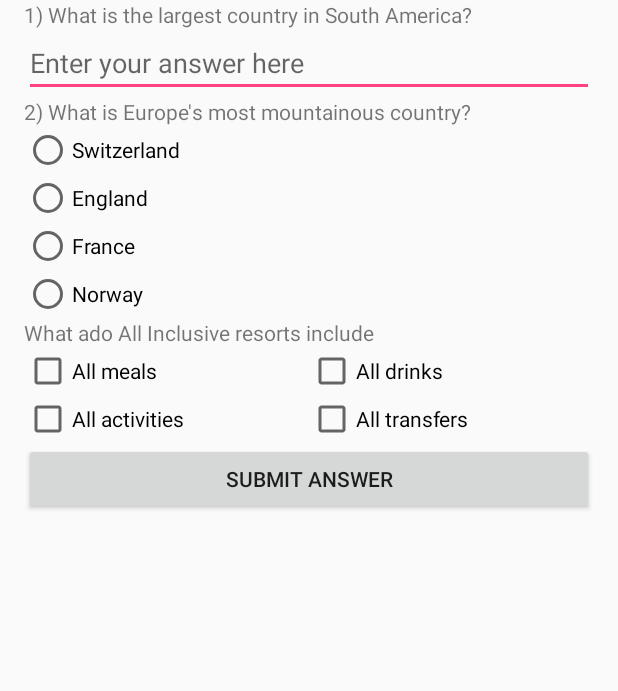
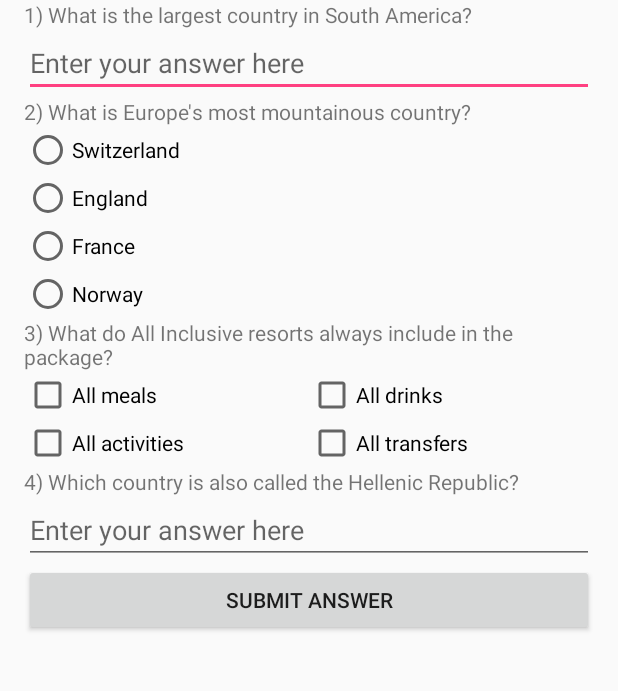
Before and after one commit to MarineNET/QuizApp, an Android app: the screen it shows after launch (MainActivity), after a tap on "SUBMIT ANSWER", on a phone screen of 412 x 824 dp, the part 192-883 px from its top. Run offline under Robolectric (Android 15) with nearby library versions, the phone set to English and light mode, and no system bars.

Commit message:
Add XML and Java for question 4

```diff
--- a/app/src/main/java/com/viktorkhon/quizapp/MainActivity.java
+++ b/app/src/main/java/com/viktorkhon/quizapp/MainActivity.java
@@ -1,5 +1,6 @@
 package com.viktorkhon.quizapp;
 
+import android.content.Context;
 import android.support.v7.app.AppCompatActivity;
 import android.os.Bundle;
 import android.view.View;
@@ -7,7 +8,6 @@ import android.widget.Button;
 import android.widget.CheckBox;
 import android.widget.EditText;
 import android.widget.RadioButton;
-import android.widget.RadioGroup;
 import android.widget.Toast;
 
 public class MainActivity extends AppCompatActivity {
@@ -16,6 +16,8 @@ public class MainActivity extends AppCompatActivity {
     // right and wrong answers to a user
     private int rightAnswer = 0;
     private int wrongAnswer = 0;
+
+    CheckBoxes answer3 = new CheckBoxes();
 
     @Override
     protected void onCreate(Bundle savedInstanceState) {
@@ -35,12 +37,13 @@ public class MainActivity extends AppCompatActivity {
     }
 
     // Upon clicking on Submit Button by a user, this code will run
-    private void submitButton () {
+    public void submitButton () {
         // create a boolean Array to store values for answers from each question
-        boolean [] allAnswers = new boolean[3];
+        boolean [] allAnswers = new boolean[4];
         allAnswers[0] = answerForQuestion1();
         allAnswers[1] = answerForQuestion2();
         allAnswers[2] = answerForQuestion3();
+        allAnswers[3] = answerForQuestion4();
 
         // Use for loop to check each answer and count how many a user got right
         // or wrong
@@ -111,9 +114,7 @@ public class MainActivity extends AppCompatActivity {
         return false;
     }
 
-    // Check to see if a user chose 2 correct answers out of 4 available CheckBoxes
     public boolean answerForQuestion3() {
-        // Find each out of 4 CheckBoxes by their ID and cast it to CheckBox
         CheckBox checkBox1 = (CheckBox) findViewById(R.id.checkBox1);
         CheckBox checkBox2 = (CheckBox) findViewById(R.id.checkBox2);
         CheckBox checkBox3 = (CheckBox) findViewById(R.id.checkBox3);
@@ -128,4 +129,19 @@ public class MainActivity extends AppCompatActivity {
         // If any other combination is chosen, return false
         return false;
     }
+
+    // Check if user's input is equal to the answer "greece"
+    public boolean answerForQuestion4() {
+        // Find EditText View {@id answer4} and cast it as EditText
+        EditText answer4 = (EditText) findViewById(R.id.answer4);
+        // Accept user's input and stores it as a lower case String
+        String answer = answer4.getText().toString().toLowerCase();
+        // use .equals method to compare the String from a user to answer "greece"
+        if (answer.equals("greece")) {
+            return true;
+        }
+        // return false if the input is incorrect
+        return false;
+    }
+
 }
--- a/app/src/main/res/layout/activity_main.xml
+++ b/app/src/main/res/layout/activity_main.xml
@@ -79,7 +79,7 @@
             android:id="@+id/textView4"
             android:layout_width="match_parent"
             android:layout_height="wrap_content"
-            android:text="What ado All Inclusive resorts include"/>
+            android:text="3) What do All Inclusive resorts always include in the package?"/>
 
         <LinearLayout
             android:layout_width="match_parent"
@@ -122,12 +122,25 @@
                 android:text="All transfers"/>
         </LinearLayout>
 
+        <TextView
+            android:id="@+id/question4"
+            android:layout_width="match_parent"
+            android:layout_height="wrap_content"
+            android:text="4) Which country is also called the Hellenic Republic?"/>
+
+        <EditText
+            android:id="@+id/answer4"
+            android:layout_width="match_parent"
+            android:layout_height="wrap_content"
+            android:inputType="text"
+            android:hint="Enter your answer here"/>
+
+
         <Button
             android:id="@+id/submitButton"
             android:layout_width="match_parent"
             android:layout_height="wrap_content"
             android:layout_weight="1"
             android:text="Submit Answer"/>
-
     </LinearLayout>
 </ScrollView>
```
